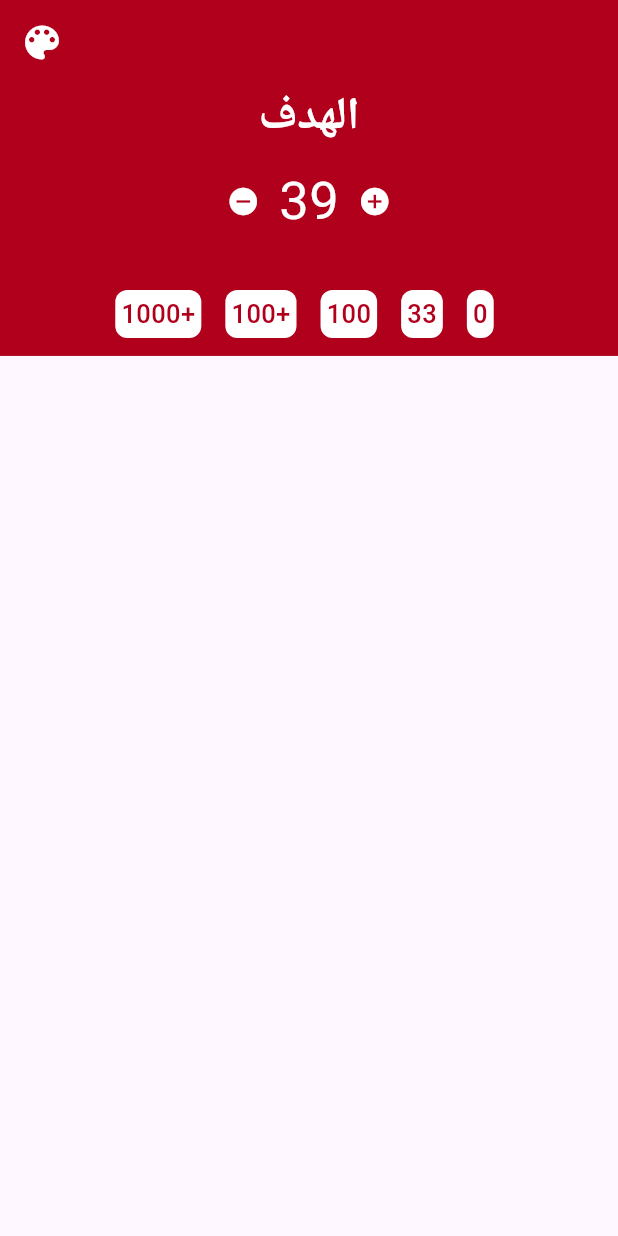
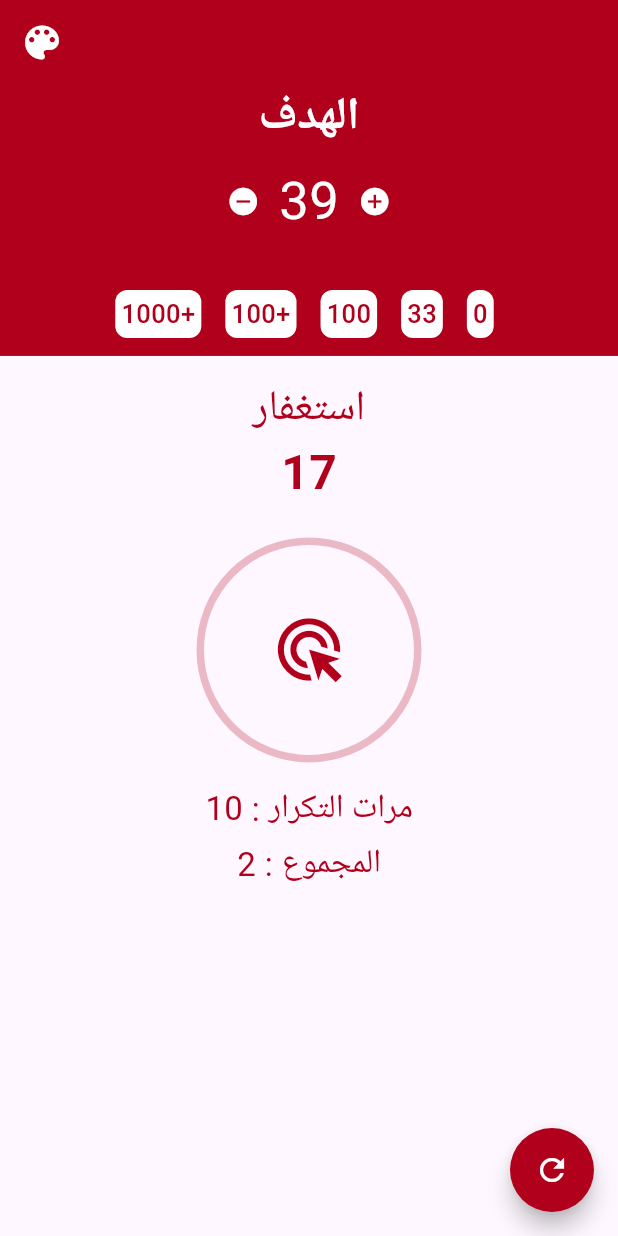
Before and after one commit to Omar-Ashraf-69/Sub7a_app, a Flutter app: the screen it shows after launch, on a phone screen of 412 x 824 dp. Run offline on Flutter 3.47's test engine with Material 3 defaults, Android fonts, the phone set to English and light mode, and no system bars; drawn by our look-alikes of percent_indicator.

Commit message:
finished the ui

```diff
--- a/lib/main.dart
+++ b/lib/main.dart
@@ -1,4 +1,5 @@
 import 'package:flutter/material.dart';
+import 'package:iste9far/constents.dart';
 import 'package:iste9far/screens/home_screen.dart';
 
 void main() {
@@ -21,12 +22,10 @@
               size: 30,
             )),
         textTheme: const TextTheme(
-          bodyLarge: TextStyle(
-
-          ),
+          bodyLarge: TextStyle(),
           bodyMedium: TextStyle(),
         ).apply(
-          bodyColor: Colors.white,
+          bodyColor: Color(kPrimaryColor[0]),
           displayColor: Colors.white,
         ),
         iconButtonTheme: const IconButtonThemeData(
@@ -41,7 +40,6 @@
                 borderRadius: BorderRadius.circular(12),
               ),
             ),
-
             backgroundColor: const MaterialStatePropertyAll(Colors.white),
           ),
         ),
--- a/lib/screens/home_screen.dart
+++ b/lib/screens/home_screen.dart
@@ -1,8 +1,16 @@
 import 'package:flutter/material.dart';
 import 'package:iste9far/constents.dart';
+import 'package:percent_indicator/circular_percent_indicator.dart';
 
-class HomeScreen extends StatelessWidget {
+class HomeScreen extends StatefulWidget {
   const HomeScreen({super.key});
+
+  @override
+  State<HomeScreen> createState() => _HomeScreenState();
+}
+
+class _HomeScreenState extends State<HomeScreen> {
+  double precent = 0;
 
   @override
   Widget build(BuildContext context) {
@@ -33,6 +41,7 @@ class HomeScreen extends StatelessWidget {
                   style: TextStyle(
                     fontWeight: FontWeight.w600,
                     fontSize: 30,
+                    color: Colors.white,
                   ),
                 ),
                 Padding(
@@ -50,6 +59,7 @@ class HomeScreen extends StatelessWidget {
                         "39",
                         style: TextStyle(
                           fontSize: 35,
+                          color: Colors.white,
                         ),
                       ),
                       IconButton(
@@ -76,6 +86,116 @@ class HomeScreen extends StatelessWidget {
                   ),
                 ),
               ],
+            ),
+          ),
+          const SizedBox(
+            height: 15,
+          ),
+          const Text(
+            'استغفار',
+            style: TextStyle(
+              fontSize: 28,
+              fontWeight: FontWeight.w500,
+            ),
+          ),
+          const Text(
+            '17',
+            style: TextStyle(
+              fontSize: 32,
+              fontWeight: FontWeight.w600,
+            ),
+          ),
+          Padding(
+            padding: const EdgeInsets.only(top: 20.0),
+            child: CircularPercentIndicator(
+              radius: 75,
+              animation: true,
+              animateFromLastPercent: true,
+              percent: precent,
+              center: IconButton(
+                onPressed: () {
+                  precent += 0.1;
+                  setState(() {
+                    if (precent >= 0.9) {
+                      precent = 0;
+                    }
+                  });
+                },
+                icon: Icon(
+                  Icons.ads_click_sharp,
+                  size: 50,
+                  color: Color(kPrimaryColor[0]),
+                ),
+              ),
+              backgroundColor: Color(kPrimaryColor[0]).withOpacity(0.25),
+              progressColor: Color(kPrimaryColor[0]),
+            ),
+          ),
+          const SizedBox(
+            height: 10,
+          ),
+          const TrackingLineWidget(
+            label: ' : مرات التكرار',
+            repetationNum: 10,
+          ),
+          const TrackingLineWidget(
+            repetationNum: 2,
+            label: ' : المجموع',
+          ),
+        ],
+      ),
+      floatingActionButton: FloatingActionButtonWidget(
+        color: kPrimaryColor[0],
+      ),
+    );
+  }
+}
+
+class FloatingActionButtonWidget extends StatelessWidget {
+  const FloatingActionButtonWidget({
+    super.key,
+    required this.color,
+  });
+  final int color;
+  @override
+  Widget build(BuildContext context) {
+    return FloatingActionButton(
+      backgroundColor: Color(color),
+      shape: const CircleBorder(),
+      onPressed: () {},
+      child: const Icon(
+        Icons.refresh,
+        color: Colors.white,
+      ),
+    );
+  }
+}
+
+class TrackingLineWidget extends StatelessWidget {
+  const TrackingLineWidget({
+    super.key,
+    required this.repetationNum,
+    required this.label,
+  });
+  final int repetationNum;
+  final String label;
+  @override
+  Widget build(BuildContext context) {
+    return Padding(
+      padding: const EdgeInsets.only(top: 5.0),
+      child: Row(
+        mainAxisAlignment: MainAxisAlignment.center,
+        children: [
+          Text(
+            repetationNum.toString(),
+            style: const TextStyle(
+              fontSize: 22,
+            ),
+          ),
+          Text(
+            label,
+            style: const TextStyle(
+              fontSize: 22,
             ),
           ),
         ],
--- a/pubspec.yaml
+++ b/pubspec.yaml
@@ -35,6 +35,9 @@ dependencies:
   # The following adds the Cupertino Icons font to your application.
   # Use with the CupertinoIcons class for iOS style icons.
   cupertino_icons: ^1.0.2
+  percent_indicator: ^4.0.1
+  shared_preferences: ^2.2.2
+
 
 dev_dependencies:
   flutter_test:
```
Also changed, not shown: pubspec.lock, 1 other file.
